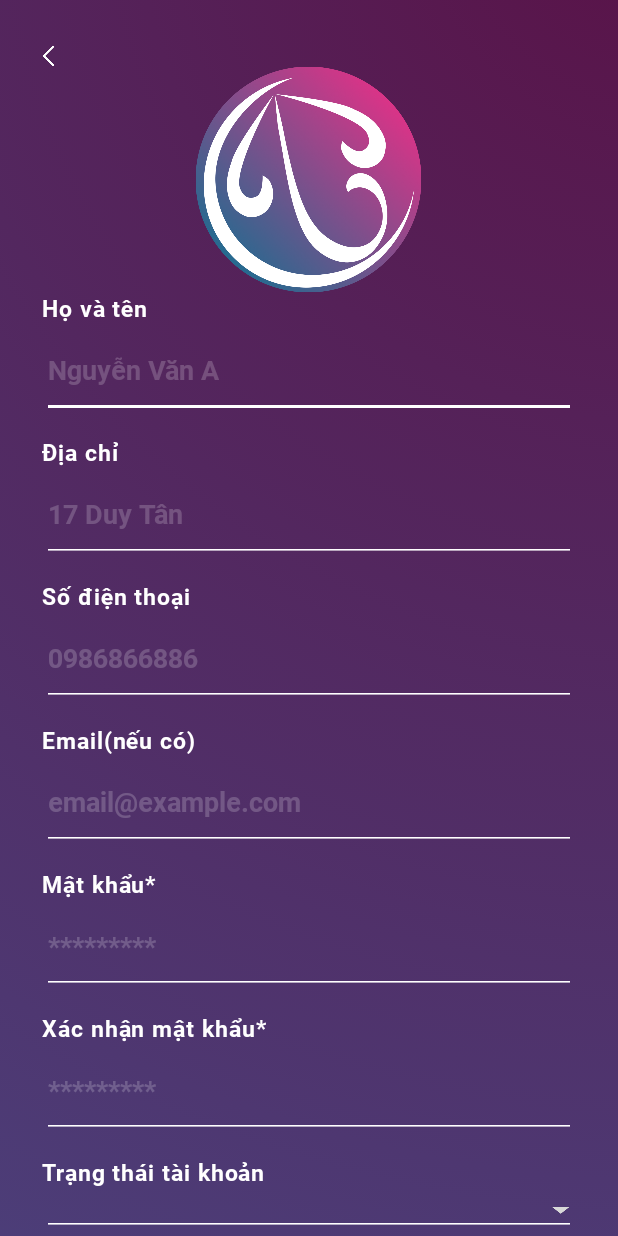
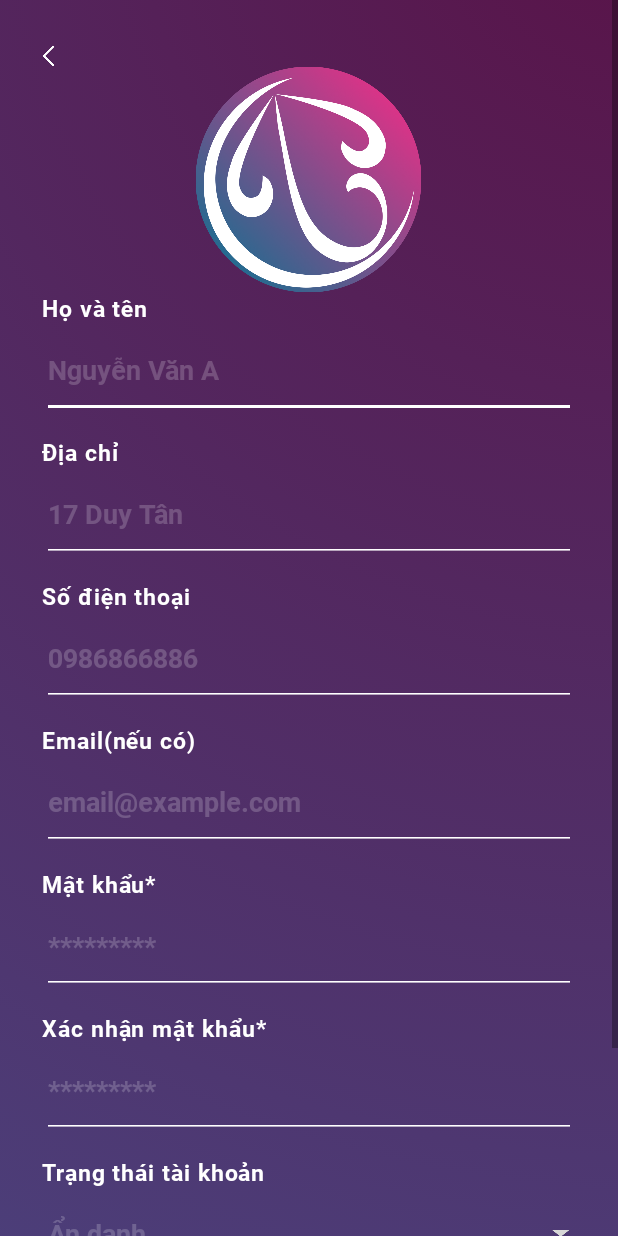
Before and after one commit to anhtrung00000/droid-t2b, an Android app: the layout fragment_signup.xml on its own in the app's theme, with its tools: preview values and no code run, on a phone screen of 412 x 824 dp. Run offline under Robolectric (Android 15) with nearby library versions, the phone set to English and light mode, and no system bars.

```diff
--- a/app/build.gradle
+++ b/app/build.gradle
@@ -17,6 +17,10 @@ android {
             proguardFiles getDefaultProguardFile('proguard-android-optimize.txt'), 'proguard-rules.pro'
         }
     }
+    compileOptions {
+        sourceCompatibility = 1.8
+        targetCompatibility = 1.8
+    }
 }
 
 dependencies {
@@ -30,4 +34,6 @@ dependencies {
     androidTestImplementation 'androidx.test.ext:junit:1.1.1'
     androidTestImplementation 'androidx.test.espresso:espresso-core:3.2.0'
     implementation 'de.hdodenhof:circleimageview:3.0.1'
+    implementation 'com.jakewharton:butterknife:10.2.1'
+    annotationProcessor 'com.jakewharton:butterknife-compiler:10.2.1'
 }
--- a/app/src/main/AndroidManifest.xml
+++ b/app/src/main/AndroidManifest.xml
@@ -10,7 +10,7 @@
         android:supportsRtl="true"
         android:theme="@style/AppTheme">
         <activity
-            android:name=".ui.login.LoginActivity"
+            android:name=".MainActivity"
             android:label="@string/app_name">
             <intent-filter>
                 <action android:name="android.intent.action.MAIN" />
--- /dev/null
+++ b/app/src/main/java/com/sg/t2b/fragments/LoginFragment.java
@@ -0,0 +1,4 @@
+package com.sg.t2b.fragments;
+
+public class LoginFragment {
+}
--- /dev/null
+++ b/app/src/main/java/com/sg/t2b/fragments/SignUpFragment.java
@@ -0,0 +1,4 @@
+package com.sg.t2b.fragments;
+
+public class SignUpFragment {
+}
--- a/app/src/main/res/layout/activity_login.xml
+++ b/app/src/main/res/layout/fragment_login.xml
@@ -95,11 +95,11 @@
     </LinearLayout>
 
     <Button
-        android:id="@+id/login"
+        android:id="@+id/btn_login"
         android:layout_width="wrap_content"
         android:layout_height="50dp"
         android:layout_marginTop="16dp"
-        android:enabled="false"
+        android:enabled="true"
         android:textSize="18sp"
         android:background="@drawable/roundedbutton"
         android:textColor="@android:color/white"
--- a/app/src/main/res/layout/fragment_signup.xml
+++ b/app/src/main/res/layout/fragment_signup.xml
@@ -1,15 +1,21 @@
 <?xml version="1.0" encoding="utf-8"?>
-<LinearLayout xmlns:android="http://schemas.android.com/apk/res/android"
+<ScrollView xmlns:android="http://schemas.android.com/apk/res/android"
     android:layout_width="match_parent"
     android:layout_height="match_parent"
-    xmlns:app="http://schemas.android.com/apk/res-auto"
+    android:fillViewport="true">
+
+    <LinearLayout
+        android:layout_width="match_parent"
+        android:layout_height="match_parent"
         android:background="@drawable/background_gradient"
         android:orientation="vertical"
         android:paddingLeft="28dp"
         android:paddingRight="28dp"
-    android:paddingTop="30dp">
+        android:paddingTop="30dp"
+        android:paddingBottom="30dp">
 
         <ImageView
+            android:id="@+id/btn_back"
             android:layout_width="wrap_content"
             android:layout_height="wrap_content"
             android:src="@drawable/path_23"/>
@@ -39,6 +45,7 @@
             android:inputType="textPhonetic"
             android:backgroundTint="@android:color/white"
             android:paddingBottom="20dp"
+            android:textColor="@android:color/white"
             android:selectAllOnFocus="true"/>
         <TextView
             android:layout_width="wrap_content"
@@ -178,15 +185,18 @@
             android:layout_height="wrap_content"
             android:orientation="horizontal">
             <ImageButton
-            android:layout_width="wrap_content"
-            android:layout_height="wrap_content"
-            android:src="@drawable/rectangle"/>
+                android:layout_width="20dp"
+                android:layout_height="20dp"
+                android:src="@drawable/rectangle"
+                android:scaleType="fitCenter"
+                android:padding="0dp"/>
             <TextView
                 android:layout_width="match_parent"
                 android:layout_height="wrap_content"
                 android:fontFamily="@font/roboto_bold"
                 android:textSize="15sp"
                 android:textColor="#ffffff"
+                android:paddingLeft="10dp"
                 android:letterSpacing="0.04"
                 android:text="Tôi đồng ý với tất cả điều khoản T2B ..."/>
         </LinearLayout>
@@ -205,3 +215,4 @@
             android:paddingLeft="20dp"
             android:drawableRight="@drawable/go"/>
     </LinearLayout>
+</ScrollView>
```
Also changed, not shown: app/src/main/java/com/sg/t2b/MainActivity.java (added, +41 -0 lines), app/src/main/java/com/sg/t2b/Navigator.java (added, +100 -0 lines), app/src/main/java/com/sg/t2b/ui/login/LoginActivity.java (+10 -4 lines), app/src/main/res/layout/activity_main.xml (added, +14 -0 lines). Lines whose indentation alone changed are shown as unchanged.
